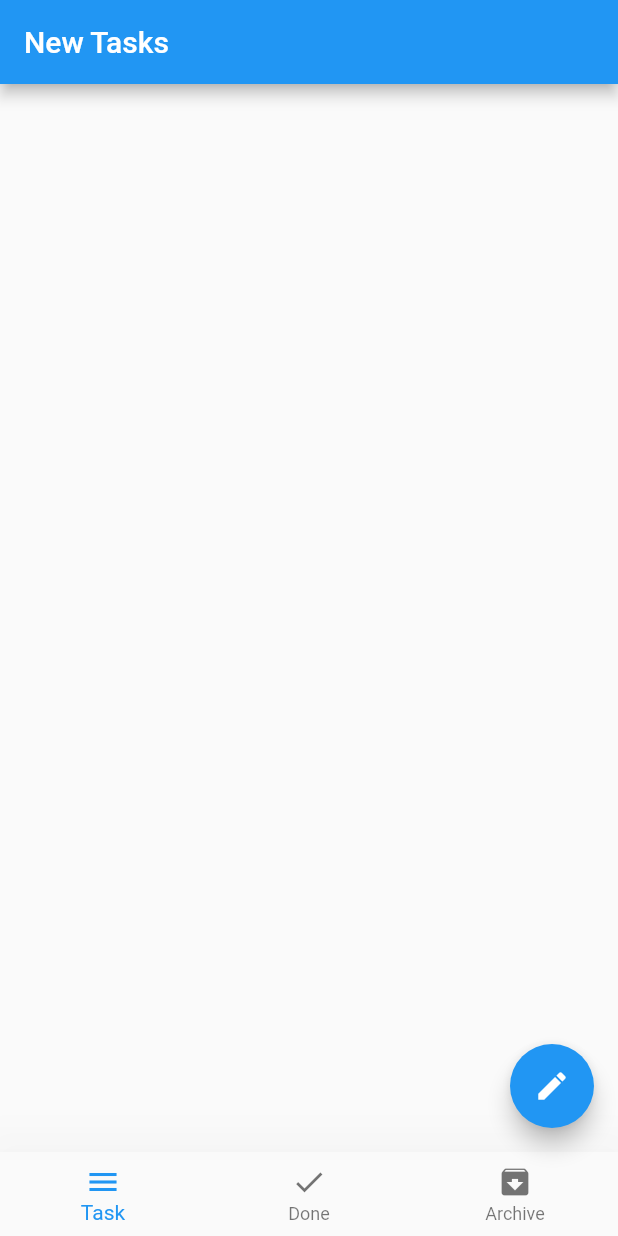
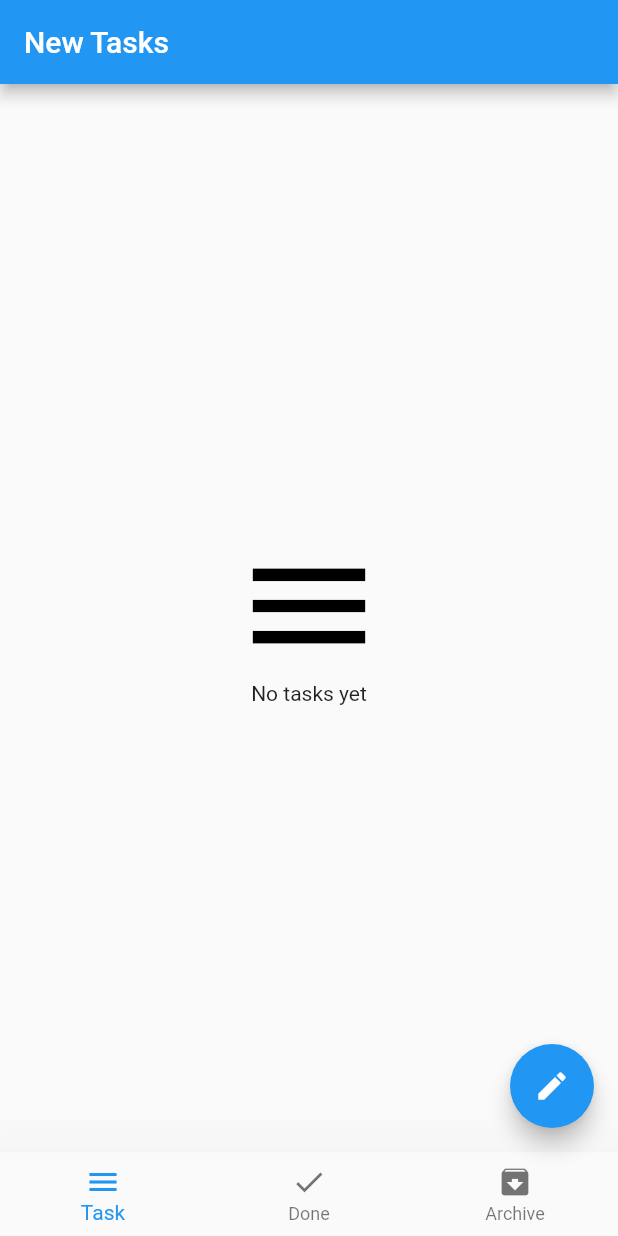
Before and after one commit to rehab732/Task-Application-by-flutter, a Flutter app: the screen it shows after launch, on a phone screen of 412 x 824 dp. Run offline on Flutter 3.47's test engine with Material 2 defaults, Android fonts, the phone set to English and light mode, and no system bars; our stand-ins replace bloc, conditional_builder, flutter_bloc, sqflite; missing offline and left inert: dart:js; accounts and stored records are empty.

Commit message:
delete task

```diff
--- a/lib/modules/archive/archive.dart
+++ b/lib/modules/archive/archive.dart
@@ -1,4 +1,3 @@
-import 'package:flutter/material.dart';
 import 'package:flutter/material.dart';
 import 'package:flutter_bloc/flutter_bloc.dart';
 
@@ -12,16 +11,7 @@ class Archivescreen extends StatelessWidget{
       listener: (BuildContext context, state) {  },
       builder: (BuildContext context, Object? state) {
         var tasks=AppCubit.get(context).archtasks;
-        return ListView.separated(itemBuilder: (context,index)=>buildtask(tasks[index],context), separatorBuilder: (context,index)=>Padding(
-        padding: const EdgeInsetsDirectional.only(
-          start: 20.0,
-        ),
-        child: Container(
-          width: double.infinity,
-          height:1.0,
-          color: Colors.grey[300],
-        ),
-      ), itemCount: tasks.length,);
+        return taskBuilder(tasks: tasks);
        },
 
     );
--- a/lib/shared/component/component.dart
+++ b/lib/shared/component/component.dart
@@ -1,7 +1,11 @@
 import 'dart:js';
 
+import 'package:conditional_builder/conditional_builder.dart';
 import 'package:flutter/material.dart';
+import 'package:flutter_bloc/flutter_bloc.dart';
 import 'package:testing/shared/cubit/cubit.dart';
+
+import '../cubit/states.dart';
 
 Widget formfieldd({
   required TextEditingController controller,
@@ -30,7 +34,10 @@ Widget formfieldd({
 
 
 
-    Widget buildtask(Map model,context)=> Padding(
+    Widget buildtask(Map model,context)=> Dismissible(
+      key: Key(model['id'].toString()),
+      child: Padding(
+
         padding: const EdgeInsets.all(20.0),
         child: Row(
           children: [
@@ -70,4 +77,37 @@ Widget formfieldd({
 
           ],
         ),
+      ),
+      onDismissed: (direction)
+      {
+        AppCubit.get(context).delete(id: model['id']);
+      },
     );
+
+   Widget taskBuilder({
+    required List<Map> tasks,
+   })=> ConditionalBuilder(
+          condition: tasks.length>0,
+          builder: (context)=>ListView.separated(itemBuilder: (context,index)=>buildtask(tasks[index],context), separatorBuilder: (context,index)=>Padding(
+          padding: const EdgeInsetsDirectional.only(
+            start: 20.0,
+          ),
+          child: Container(
+            width: double.infinity,
+            height:1.0,
+            color: Colors.grey[300],
+          ),
+              ), itemCount: tasks.length,),
+          fallback: (context)=>Center(
+
+            child:Column(
+              mainAxisAlignment: MainAxisAlignment.center,
+              children: [
+                Icon(Icons.menu,
+                size: 100.0,
+                color: Colors.black,),
+                Text('No tasks yet'),
+
+
+            ],)),
+        );
--- a/lib/shared/cubit/states.dart
+++ b/lib/shared/cubit/states.dart
@@ -7,3 +7,4 @@ class AppGetDatabaseLoading extends AppStates{}
 class AppInsertDatabase extends AppStates{}
 class Appchange extends AppStates{}
 class rawUpdate extends AppStates{}
+class AppDelete extends AppStates{}
```
Also changed, not shown: lib/modules/done/done.dart (+1 -10 lines), lib/modules/task/task.dart (+1 -10 lines), lib/shared/cubit/cubit.dart (+11 -0 lines). Lines whose indentation alone changed are shown as unchanged.
